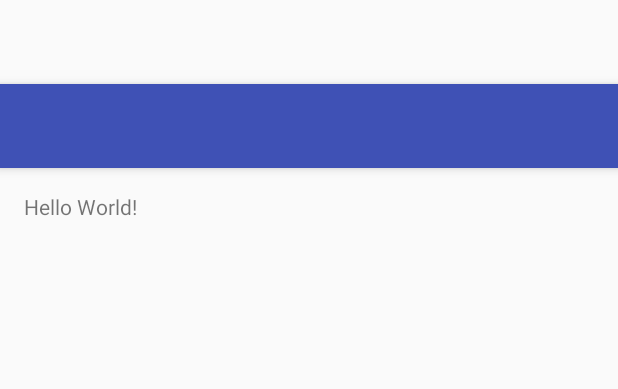
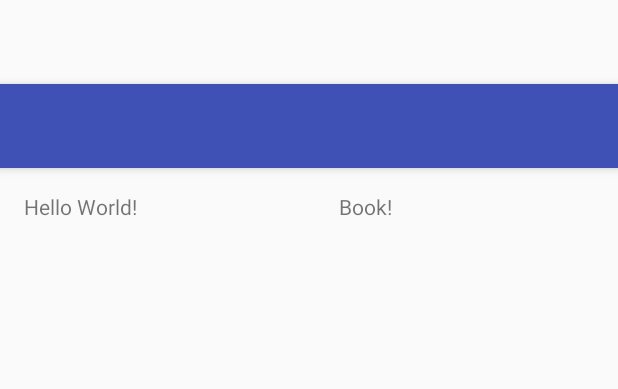
Before and after one commit to FeawBook/TestVCS, an Android app: the layout app_bar_main.xml on its own in the app's theme, with its tools: preview values and no code run, on a phone screen of 412 x 824 dp. Shown: the top 389 px of the screen. Run offline under Robolectric (Android 15) with nearby library versions, the phone set to English and light mode, and no system bars.

Commit message:
create TextBox

```diff
--- a/app/src/main/res/layout/content_main.xml
+++ b/app/src/main/res/layout/content_main.xml
@@ -1,9 +1,10 @@
 <?xml version="1.0" encoding="utf-8"?>
-<RelativeLayout xmlns:android="http://schemas.android.com/apk/res/android"
+<LinearLayout xmlns:android="http://schemas.android.com/apk/res/android"
     xmlns:app="http://schemas.android.com/apk/res-auto"
     xmlns:tools="http://schemas.android.com/tools"
     android:layout_width="match_parent"
     android:layout_height="match_parent"
+    android:orientation="horizontal"
     android:paddingBottom="@dimen/activity_vertical_margin"
     android:paddingLeft="@dimen/activity_horizontal_margin"
     android:paddingRight="@dimen/activity_horizontal_margin"
@@ -15,5 +16,12 @@
     <TextView
         android:layout_width="wrap_content"
         android:layout_height="wrap_content"
+        android:layout_weight="1"
         android:text="Hello World!" />
-</RelativeLayout>
+
+    <TextView
+        android:layout_width="wrap_content"
+        android:layout_height="wrap_content"
+        android:layout_weight="1"
+        android:text="Book!" />
+</LinearLayout>
```
